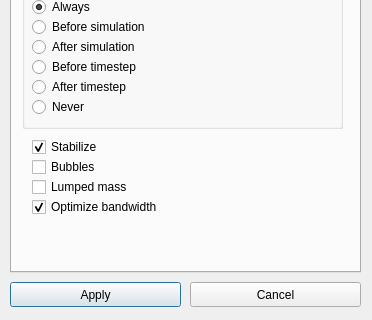
tehnick/elmerfem, file misc/Mesh3D/forms/solverparameters.ui: the form before one commit; both pictures show x 0 to 372 and y 148 to 468 of the 372 by 468 pixel window.
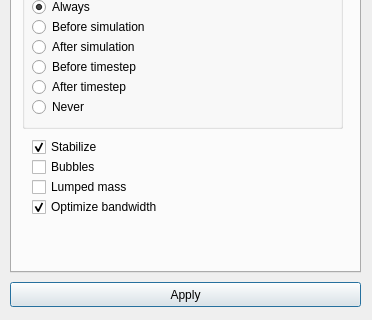
The form after the commit. Icons and pictures are not drawn.

The edit to the form file:
```diff
--- a/misc/Mesh3D/forms/solverparameters.ui
+++ b/misc/Mesh3D/forms/solverparameters.ui
@@ -1159,25 +1159,15 @@
     <rect>
      <x>10</x>
      <y>430</y>
-     <width>171</width>
+     <width>351</width>
      <height>25</height>
     </rect>
    </property>
    <property name="text" >
     <string>Apply</string>
    </property>
-  </widget>
-  <widget class="QPushButton" name="cancelButton" >
-   <property name="geometry" >
-    <rect>
-     <x>190</x>
-     <y>430</y>
-     <width>171</width>
-     <height>25</height>
-    </rect>
-   </property>
-   <property name="text" >
-    <string>Cancel</string>
+   <property name="icon" >
+    <iconset resource="../Mesh3D.qrc" >:/icons/dialog-ok-apply.png</iconset>
    </property>
   </widget>
  </widget>
```
Left out of the diff: 4 changed lines with no effect on the pictures.
